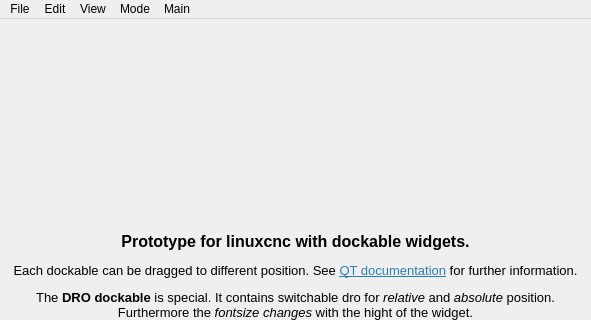
First picture: the form in src/UI/mainwindow.ui, repository DjangoReinhard/FalconView, before the edit; both pictures show x 0 to 591 and y 0 to 320 of the 591 by 576 pixel window.
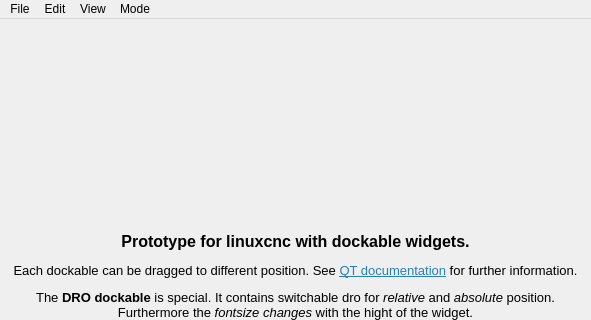
Second picture: the form after the edit.

```diff
--- a/src/UI/mainwindow.ui
+++ b/src/UI/mainwindow.ui
@@ -107,11 +107,6 @@
     <addaction name="separator"/>
     <addaction name="actionDockables"/>
    </widget>
-   <widget class="QMenu" name="menuMain">
-    <property name="title">
-     <string>Main</string>
-    </property>
-   </widget>
    <widget class="QMenu" name="menuFile">
     <property name="title">
      <string comment="what">File</string>
@@ -129,7 +124,6 @@
    <addaction name="menuEdit"/>
    <addaction name="menuView"/>
    <addaction name="menuMode"/>
-   <addaction name="menuMain"/>
   </widget>
   <action name="actionOpen">
    <property name="text">
```
Left out of the diff: 6 changed lines with no effect on the pictures.
